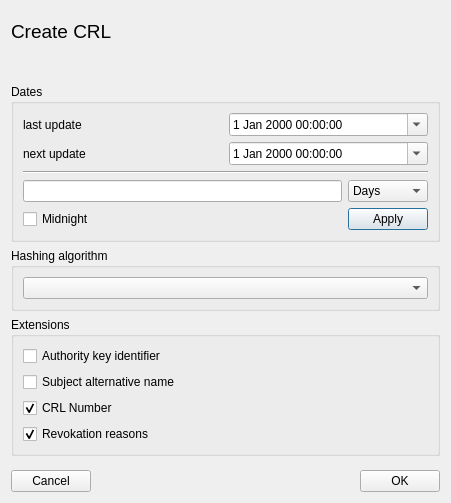
First picture: the form in ui/NewCrl.ui, repository chris2511/xca, before the edit.
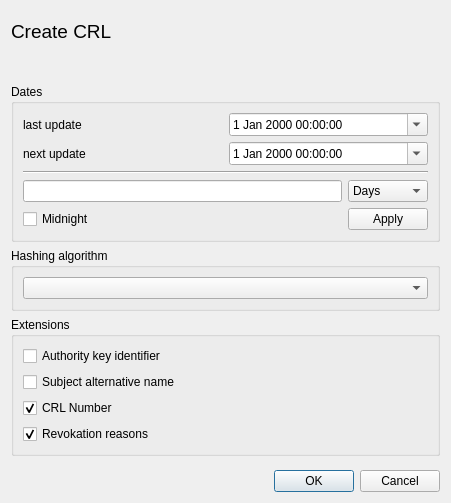
Second picture: the form after the edit. Custom widgets are drawn as their Qt base class.

The edit to the form file:
```diff
--- a/ui/NewCrl.ui
+++ b/ui/NewCrl.ui
@@ -241,41 +241,11 @@
     </spacer>
    </item>
    <item>
-    <layout class="QHBoxLayout">
-     <property name="spacing">
-      <number>6</number>
+    <widget class="QDialogButtonBox" name="buttonBox">
+     <property name="standardButtons">
+      <set>QDialogButtonBox::Cancel|QDialogButtonBox::Ok</set>
      </property>
-     <property name="margin">
-      <number>0</number>
-     </property>
-     <item>
-      <widget class="QPushButton" name="cancelButton">
-       <property name="text">
-        <string>Cancel</string>
-       </property>
-      </widget>
-     </item>
-     <item>
-      <spacer>
-       <property name="orientation">
-        <enum>Qt::Horizontal</enum>
-       </property>
-       <property name="sizeHint" stdset="0">
-        <size>
-         <width>21</width>
-         <height>21</height>
-        </size>
-       </property>
-      </spacer>
-     </item>
-     <item>
-      <widget class="QPushButton" name="okButton">
-       <property name="text">
-        <string>OK</string>
-       </property>
-      </widget>
-     </item>
-    </layout>
+    </widget>
    </item>
   </layout>
  </widget>
```
Left out of the diff: 88 changed lines with no effect on the pictures.
